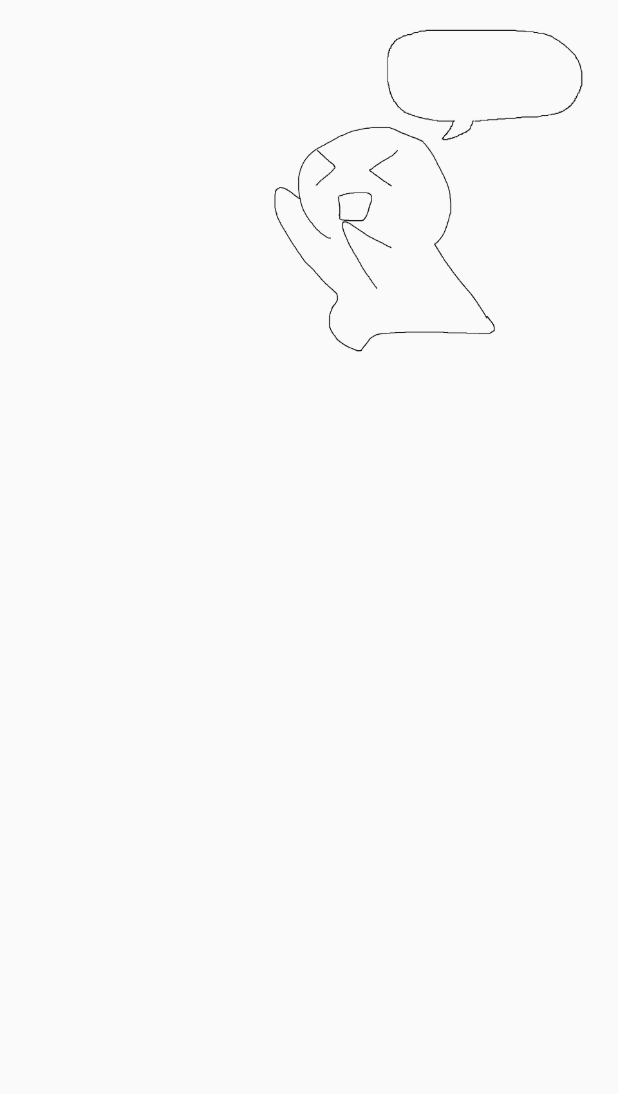
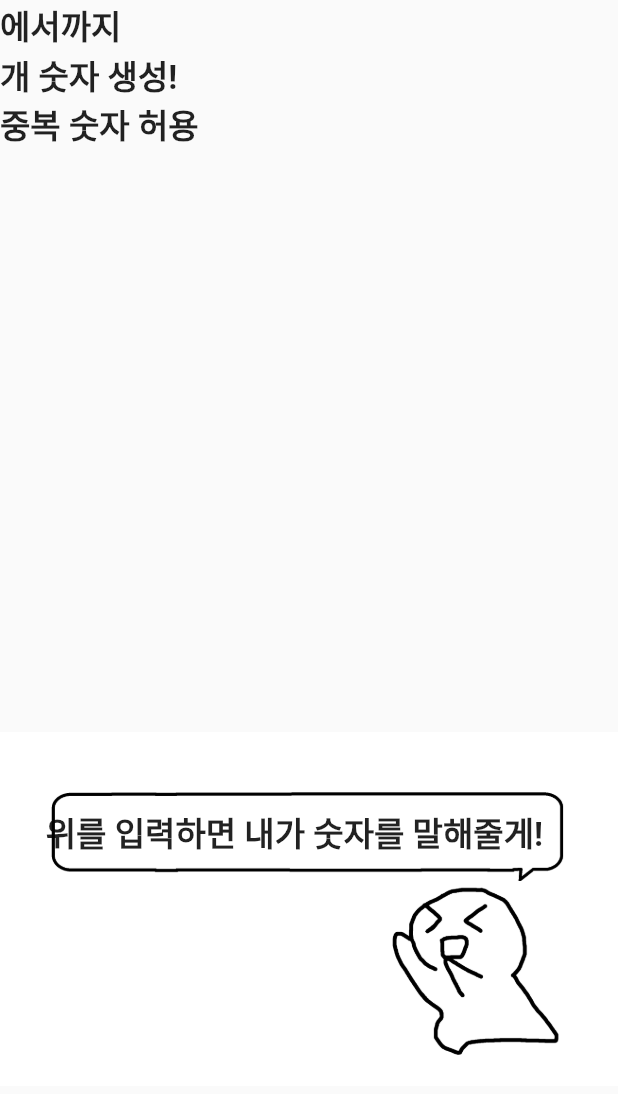
Before and after one commit to miniDevel/generating_random_number, a Flutter app: the screen it shows after launch, on a phone screen of 412 x 824 dp. Shown: the top 1094 px of the screen. Run offline on Flutter 3.47's test engine with Material 2 defaults, Android fonts, the phone set to English and light mode, and no system bars; Roboto replaces fonts that are missing (HancomMalangMalang).

Commit message:
commit 2

```diff
--- a/lib/screen/home_screen.dart
+++ b/lib/screen/home_screen.dart
@@ -5,12 +5,72 @@ class HomeScreen extends StatelessWidget {
 
   @override
   Widget build(BuildContext context) {
+    TextStyle customTextStyle =
+        TextStyle(fontWeight: FontWeight.w600, fontSize: 22);
+
     return SafeArea(
       child: Scaffold(
         body: Column(
-          children: [Image.asset('assets/img/home_screen.png')],
+          children: [
+            Expanded(
+              child: Column(
+                children: [
+                  Row(
+                    children: [
+                      Text(
+                        "에서",
+                        style: customTextStyle,
+                      ),
+                      Text(
+                        "까지",
+                        style: customTextStyle,
+                      ),
+                    ],
+                  ),
+                  Row(
+                    children: [
+                      Text(
+                        "개 숫자 생성!",
+                        style: customTextStyle,
+                      )
+                    ],
+                  ),
+                  Row(
+                    children: [
+                      Text(
+                        "중복 숫자 허용",
+                        style: customTextStyle,
+                      ),
+                    ],
+                  ),
+                ],
+              ),
+            ),
+            SizedBox(height: 50),
+            BottomPicture(),
+            SizedBox(height: 100),
+          ],
         ),
       ),
     );
   }
 }
+
+class BottomPicture extends StatelessWidget {
+  const BottomPicture({super.key});
+
+  @override
+  Widget build(BuildContext context) {
+    return Stack(children: [
+      Image.asset('assets/img/home_screen.png'),
+      Positioned(
+        top: 50,
+        right: 50,
+        child: Text(
+          '위를 입력하면 내가 숫자를 말해줄게!',
+          style: TextStyle(fontSize: 22, fontWeight: FontWeight.w600),
+        ),
+      ),
+    ]);
+  }
+}
```
Also changed, not shown: assets/img/home_screen.png, assets/img/loading.png, assets/img/result.png.
